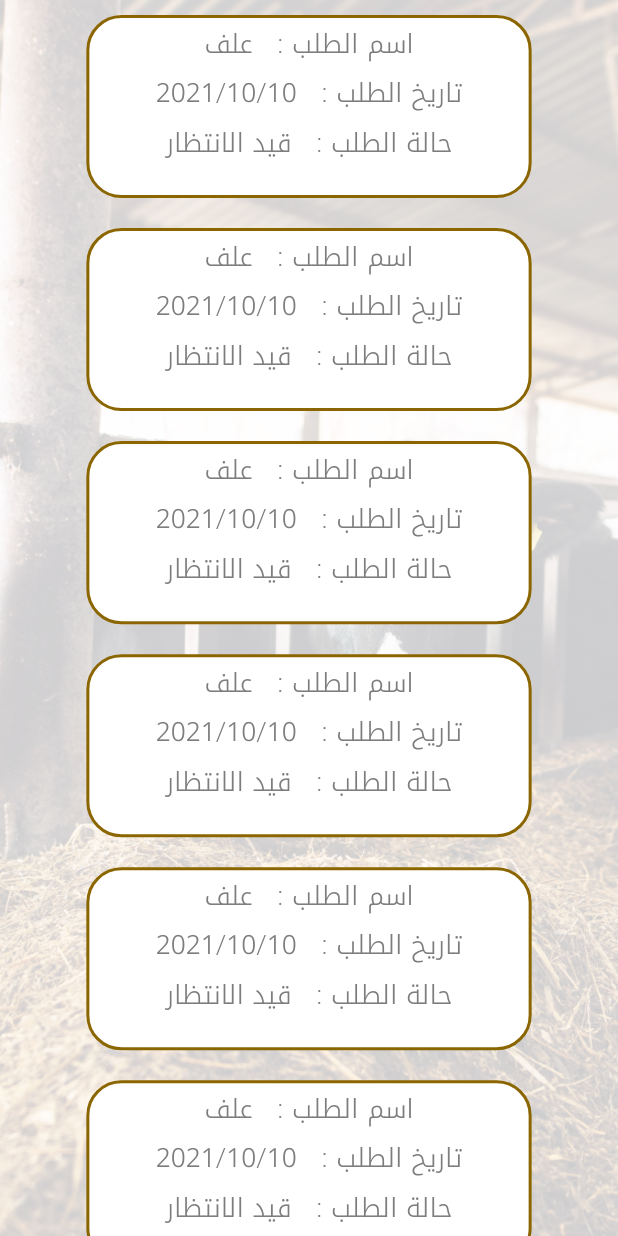
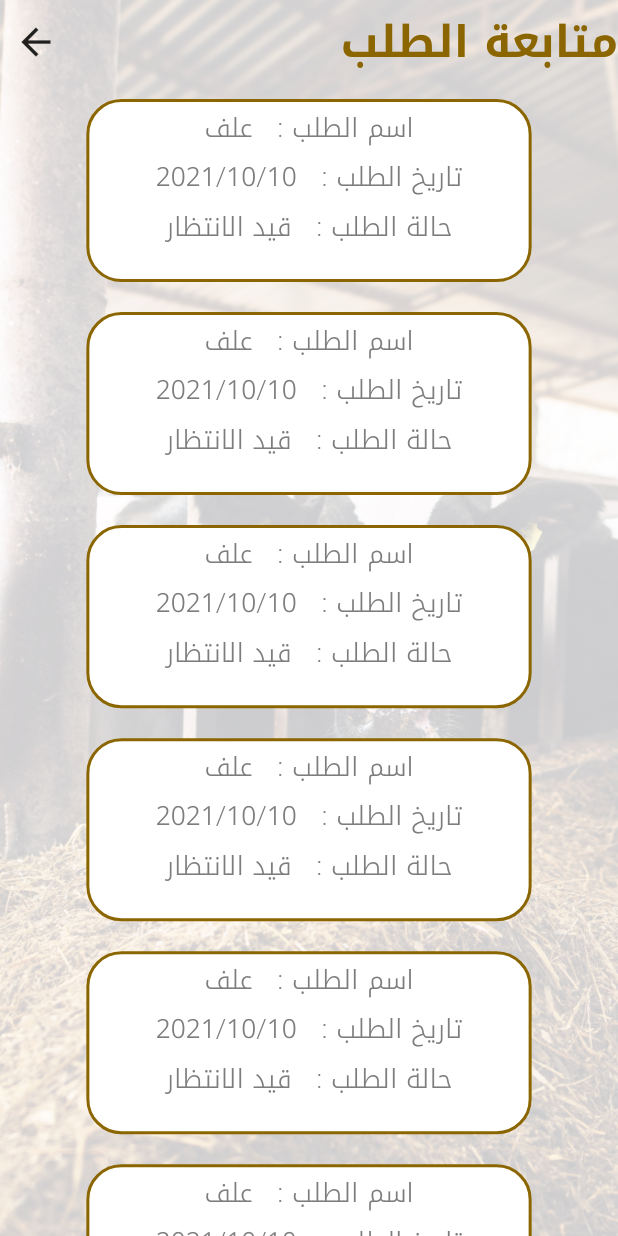
Before and after one commit to AhmedAbdulla1/El_mat7en, a Flutter app: the screen it shows after launch, on a phone screen of 412 x 824 dp. Run offline on Flutter 3.47's test engine with Material 2 defaults, Android fonts, the light colour scheme and no system bars; our stand-ins replace dartz, dio, flutter_screenutil, freezed_annotation, get_it, internet_connection_checker and 4 more; missing offline and left inert: multiple_stream_builder.

Commit message:
add app bar

```diff
--- a/lib/presentation/food_states/food_states.dart
+++ b/lib/presentation/food_states/food_states.dart
@@ -1,16 +1,29 @@
 import 'package:flutter/material.dart';
+
 import 'package:tanta_app/presentation/common/reusable/custom_scaffold.dart';
+import 'package:tanta_app/presentation/food_states/widgets/custom_app_bar.dart';
 import 'package:tanta_app/presentation/food_states/widgets/custom_food_state_container.dart';
+
 
 class FoodStates extends StatelessWidget {
   const FoodStates({super.key});
 
   @override
   Widget build(BuildContext context) {
-    return customScaffold(body: ListView.builder(
-      itemBuilder: (context, index) {
-        return const CustomFoodStateContainer();
-      },
+    return customScaffold(
+        body: SafeArea(
+      child: Column(
+        children: [
+          const CustomAppBar(),
+          Expanded(
+            child: ListView.builder(
+              itemBuilder: (context, index) {
+                return const CustomFoodStateContainer();
+              },
+            ),
+          ),
+        ],
+      ),
     ));
   }
 }
--- /dev/null
+++ b/lib/presentation/food_states/widgets/custom_app_bar.dart
@@ -0,0 +1,34 @@
+import 'package:flutter/material.dart';
+import 'package:flutter_screenutil/flutter_screenutil.dart';
+import 'package:tanta_app/presentation/resources/color_manager.dart';
+
+class CustomAppBar extends StatelessWidget {
+  const CustomAppBar({super.key});
+
+  @override
+  Widget build(BuildContext context) {
+    return Row(
+      mainAxisAlignment: MainAxisAlignment.spaceBetween,
+      textDirection: TextDirection.rtl,
+      children: [
+        Text(
+          'متابعة الطلب',
+          style: TextStyle(
+              fontSize: 30.sp,
+              // fontSize: FontSize.s30,
+              color: ColorManager.primary,
+              fontWeight: FontWeight.bold),
+        ),
+        IconButton(
+          onPressed: () {
+            Navigator.pop(context);
+          },
+          icon: Icon(
+            Icons.arrow_back,
+            size: 30.sp,
+          ),
+        ),
+      ],
+    );
+  }
+}
--- a/lib/presentation/resources/font_manager.dart
+++ b/lib/presentation/resources/font_manager.dart
@@ -14,18 +14,20 @@ class FontWeightManager {
 }
 
 class FontSize {
-  static  double s7 = 7.0.sp;
-  static  double s10 = 10.0.sp;
-  static  double s12 = 12.0.sp;
-  static  double s14 = 14.0.sp;
-  static  double s15 = 15.0.sp;
-  static  double s16 = 16.0.sp;
-  static  double s17 = 17.0.sp;
-  static  double s18 = 18.0.sp;
-  static  double s20 = 20.0.sp;
-  static  double s22 = 22.0.sp;
-  static  double s24 = 24.0.sp;
-  static  double s25 = 25.0.sp;
-  static  double s48 = 48.0.sp;
-  static  double s70 = 70.0.sp;
+  static double s7 = 7.0.sp;
+  static double s10 = 10.0.sp;
+  static double s12 = 12.0.sp;
+  static double s14 = 14.0.sp;
+  static double s15 = 15.0.sp;
+  static double s16 = 16.0.sp;
+  static double s17 = 17.0.sp;
+  static double s18 = 18.0.sp;
+  static double s20 = 20.0.sp;
+  static double s22 = 22.0.sp;
+  static double s24 = 24.0.sp;
+  static double s25 = 25.0.sp;
+  static double s30 = 30.0.sp;
+  static double s40 = 40.0.sp;
+  static double s48 = 48.0.sp;
+  static double s70 = 70.0.sp;
 }
```
